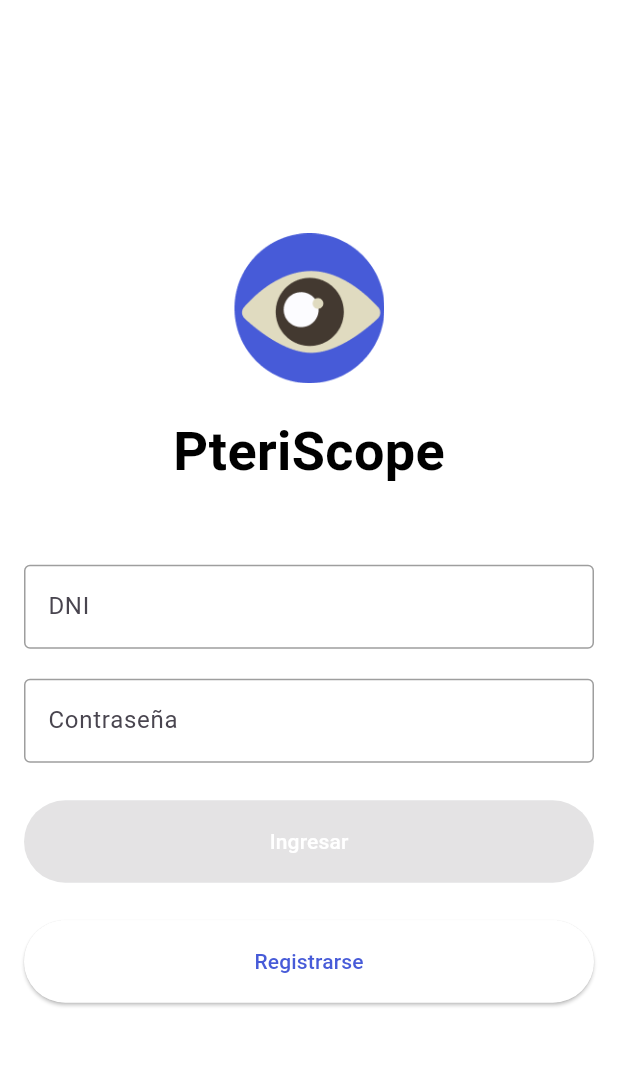
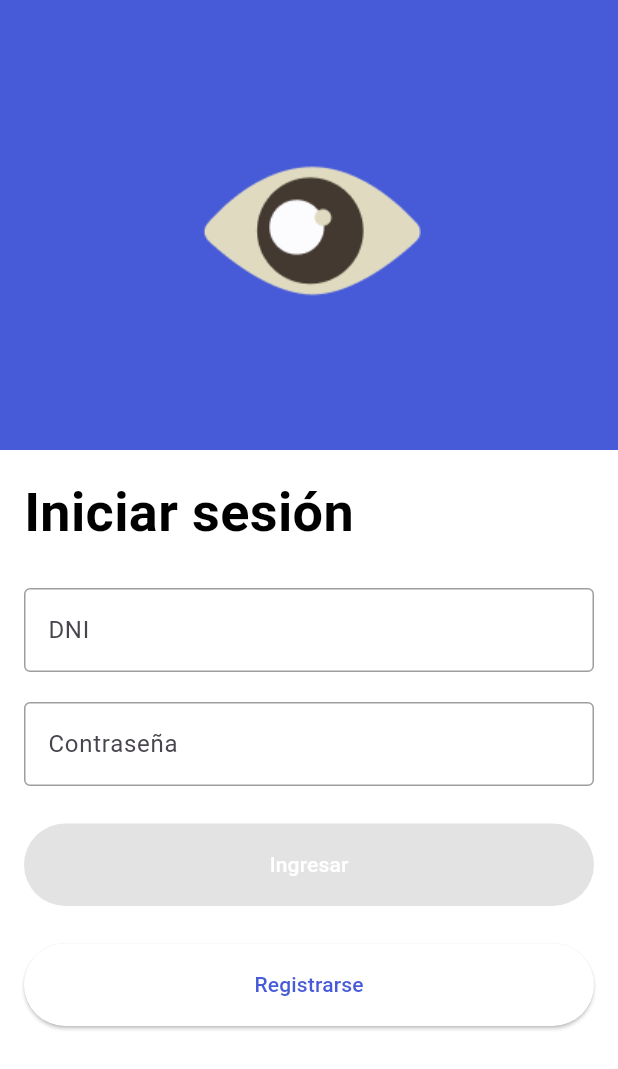
Before and after one commit to PteriScope/PteriScope-Frontend, a Flutter app: the screen it shows after launch, on a phone screen of 412 x 824 dp. Shown: the top 1069 px of the screen. Run offline on Flutter 3.47's test engine with Material 3 defaults, Android fonts, the phone set to English and light mode, and no system bars; our stand-ins replace blur, camera, connectivity_plus, permission_handler, shared_preferences; missing offline and left inert: just_the_tooltip.

Commit message:
fix: second re design to login

```diff
--- a/lib/screens/authentication/login_screen.dart
+++ b/lib/screens/authentication/login_screen.dart
@@ -1,7 +1,9 @@
 import 'dart:io';
 
+import 'package:flutter/cupertino.dart';
 import 'package:flutter/material.dart';
 import 'package:flutter/services.dart';
+import 'package:flutter/widgets.dart';
 import 'package:provider/provider.dart';
 import 'package:pteriscope_frontend/screens/authentication/registration_screen.dart';
 import 'package:pteriscope_frontend/services/api_service.dart';
@@ -120,29 +122,39 @@ class _LoginScreenState extends State<LoginScreen> {
         SystemNavigator.pop();
       },
       child: Scaffold(
-        body: Padding(
-          padding: const EdgeInsets.all(AppConstants.padding),
-          child: Column(
-            mainAxisAlignment: MainAxisAlignment.center,
+        resizeToAvoidBottomInset: false,
+        body: Column(
+          mainAxisAlignment: MainAxisAlignment.start,
           children: [
-              const Image(
+            const SizedBox(
+              height: 300,
+              child: Image(
                 image: AssetImage('assets/newLogo_c.png'),
                 height: 100,
               ),
-              const SizedBox(height: 20),
-              const Text('PteriScope',
+            ),
+            Expanded(
+                child: Container(
+              padding: const EdgeInsets.all(AppConstants.padding),
+              decoration: const BoxDecoration(color: Colors.white),
+              child: Column(
+                children: [
+                  const Align(
+                    alignment: Alignment.topLeft,
+                    child: Text('Iniciar sesión',
                         style: TextStyle(
                             fontSize: 36,
                             fontWeight: FontWeight.bold,
                             color: Colors.black)),
-              const SizedBox(height: 50),
+                  ),
+                  const SizedBox(height: 25),
                   PsTextField(
                       controller: _dniController,
                       hintText: 'DNI',
                       obscureText: false,
                       inputType: TextInputType.number,
-                  isValid:
-                      dniValidations.every((validation) => validation.isValid),
+                      isValid: dniValidations
+                          .every((validation) => validation.isValid),
                       validations: dniValidations),
                   const SizedBox(height: 20),
                   PsTextField(
@@ -171,8 +183,10 @@ class _LoginScreenState extends State<LoginScreen> {
                       text: 'Registrarse'),
                 ],
               ),
+            )),
+          ],
         ),
-        backgroundColor: Colors.white,
+        backgroundColor: AppConstants.primaryColor,
       ),
     );
   }
```
Lines whose indentation alone changed are shown as unchanged.
